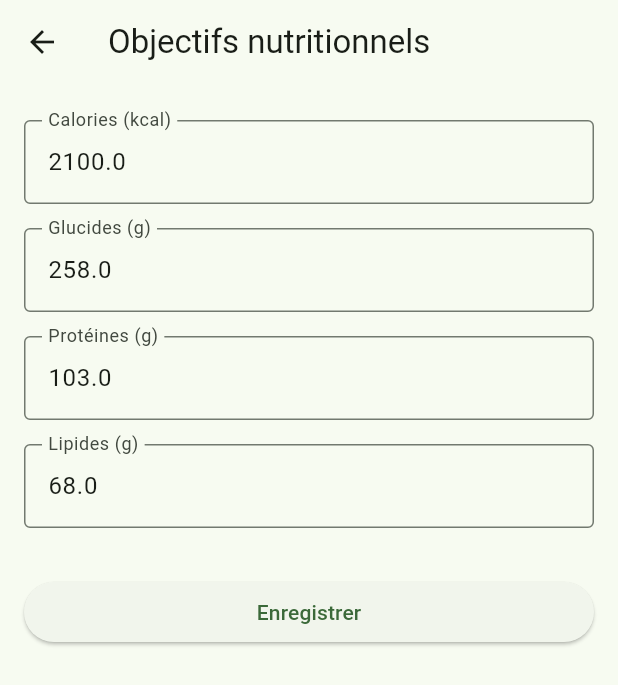
After one commit to MarceauD/food-tracking-app, a Flutter app: the screen it shows after launch, after a tap on the "settings" icon, on a phone screen of 412 x 824 dp. The commit adds this screen. Shown: the top 685 px of the screen. Run offline on Flutter 3.47's test engine with Material 3 defaults, Android fonts, the phone set to English and light mode, and no system bars; our stand-ins replace percent_indicator, shared_preferences.

Commit message:
ajout d'une page pour mettre à jour les objectifs
sauvegarde via fichier json en local

```diff
--- a/lib/screens/home_screen.dart
+++ b/lib/screens/home_screen.dart
@@ -2,6 +2,7 @@ import 'package:flutter/material.dart';
 import 'package:percent_indicator/percent_indicator.dart';
 import '../models/food_item.dart';
 import 'add_food_screen.dart';
+import 'settings_screen.dart';
 
 class HomeScreen extends StatefulWidget {
   const HomeScreen({super.key});
@@ -72,6 +73,16 @@ class _HomeScreenState extends State<HomeScreen> {
         tooltip: 'Effacer tous les aliments',
         onPressed: _clearFoodItems,
        ),
+       IconButton(
+        icon: const Icon(Icons.settings),
+        tooltip: 'Objectifs',
+        onPressed: () {
+          Navigator.push(
+            context,
+            MaterialPageRoute(builder: (context) => const SettingsScreen()),
+        );
+    },
+  ),
       ],
     ),
       body: Padding(
@@ -89,7 +100,7 @@ class _HomeScreenState extends State<HomeScreen> {
                   Text(formatDouble(totalCalories),
                       style: const TextStyle(
                           fontSize: 28, fontWeight: FontWeight.bold)),
-                  Text('Restantes'),
+                  Text('Calories'),
                 ],
               ),
               footer: Padding(
--- /dev/null
+++ b/lib/screens/settings_screen.dart
@@ -0,0 +1,88 @@
+import 'package:flutter/material.dart';
+import 'package:shared_preferences/shared_preferences.dart';
+
+class SettingsScreen extends StatefulWidget {
+  const SettingsScreen({super.key});
+
+  @override
+  State<SettingsScreen> createState() => _SettingsScreenState();
+}
+
+class _SettingsScreenState extends State<SettingsScreen> {
+  final _formKey = GlobalKey<FormState>();
+  final _caloriesController = TextEditingController();
+  final _carbsController = TextEditingController();
+  final _proteinController = TextEditingController();
+  final _fatController = TextEditingController();
+
+  @override
+  void initState() {
+    super.initState();
+    _loadGoals();
+  }
+
+  Future<void> _loadGoals() async {
+    final prefs = await SharedPreferences.getInstance();
+    setState(() {
+      _caloriesController.text = (prefs.getDouble('goalCalories') ?? 2100).toString();
+      _carbsController.text = (prefs.getDouble('goalCarbs') ?? 258).toString();
+      _proteinController.text = (prefs.getDouble('goalProtein') ?? 103).toString();
+      _fatController.text = (prefs.getDouble('goalFat') ?? 68).toString();
+    });
+  }
+
+  Future<void> _saveGoals() async {
+    if (_formKey.currentState!.validate()) {
+      final prefs = await SharedPreferences.getInstance();
+      await prefs.setDouble('goalCalories', double.parse(_caloriesController.text));
+      await prefs.setDouble('goalCarbs', double.parse(_carbsController.text));
+      await prefs.setDouble('goalProtein', double.parse(_proteinController.text));
+      await prefs.setDouble('goalFat', double.parse(_fatController.text));
+      ScaffoldMessenger.of(context).showSnackBar(
+        const SnackBar(content: Text('Objectifs enregistrés')),
+      );
+    }
+  }
+
+  @override
+  Widget build(BuildContext context) {
+    return Scaffold(
+      appBar: AppBar(title: const Text('Objectifs nutritionnels')),
+      body: Padding(
+        padding: const EdgeInsets.all(16),
+        child: Form(
+          key: _formKey,
+          child: ListView(
+            children: [
+              _buildTextField(_caloriesController, 'Calories (kcal)'),
+              _buildTextField(_carbsController, 'Glucides (g)'),
+              _buildTextField(_proteinController, 'Protéines (g)'),
+              _buildTextField(_fatController, 'Lipides (g)'),
+              const SizedBox(height: 24),
+              ElevatedButton(
+                onPressed: _saveGoals,
+                child: const Text('Enregistrer'),
+              ),
+            ],
+          ),
+        ),
+      ),
+    );
+  }
+
+  Widget _buildTextField(TextEditingController controller, String label) {
+    return Padding(
+      padding: const EdgeInsets.symmetric(vertical: 8),
+      child: TextFormField(
+        controller: controller,
+        keyboardType: TextInputType.number,
+        decoration: InputDecoration(labelText: label, border: const OutlineInputBorder()),
+        validator: (value) {
+          if (value == null || value.isEmpty) return 'Champ obligatoire';
+          if (double.tryParse(value) == null) return 'Entrez un nombre valide';
+          return null;
+        },
+      ),
+    );
+  }
+}
--- a/pubspec.yaml
+++ b/pubspec.yaml
@@ -37,6 +37,7 @@ dependencies:
   english_words: ^4.0.0
   provider: ^6.1.5
   percent_indicator: ^4.2.5
+  shared_preferences: ^2.5.3
 
 dev_dependencies:
   flutter_test:
```
Also changed, not shown: pubspec.lock, 1 other file.
